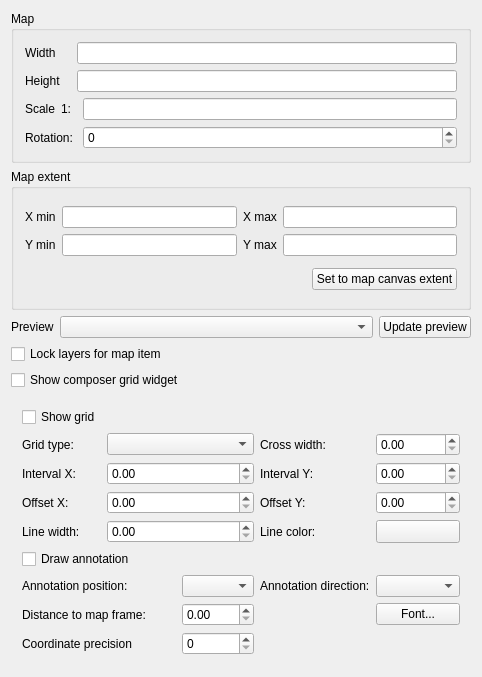
First picture: the form in qgis/src/ui/qgscomposermapwidgetbase.ui, repository sourcepole/qgis, before the edit.
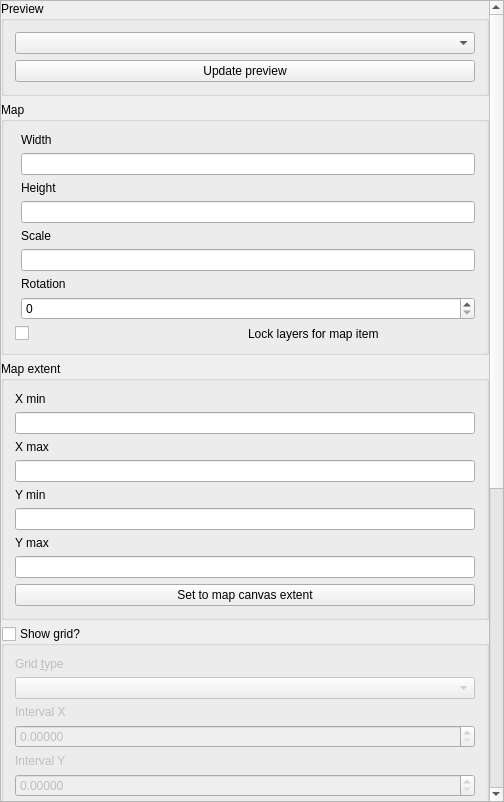
Second picture: the form after the edit. Custom widgets are drawn as their Qt base class.

```diff
--- a/qgis/src/ui/qgscomposermapwidgetbase.ui
+++ b/qgis/src/ui/qgscomposermapwidgetbase.ui
@@ -6,8 +6,8 @@
    <rect>
     <x>0</x>
     <y>0</y>
-    <width>482</width>
-    <height>677</height>
+    <width>504</width>
+    <height>802</height>
    </rect>
   </property>
   <property name="sizePolicy">
@@ -19,14 +19,61 @@
   <property name="windowTitle">
    <string>Map options</string>
   </property>
-  <layout class="QGridLayout" name="gridLayout_3">
+  <layout class="QGridLayout" name="gridLayout_5">
+   <property name="margin">
+    <number>0</number>
+   </property>
    <item row="0" column="0">
+    <widget class="QScrollArea" name="scrollArea">
+     <property name="widgetResizable">
+      <bool>true</bool>
+     </property>
+     <widget class="QWidget" name="scrollAreaWidgetContents">
+      <property name="geometry">
+       <rect>
+        <x>0</x>
+        <y>0</y>
+        <width>481</width>
+        <height>1482</height>
+       </rect>
+      </property>
+      <layout class="QGridLayout" name="gridLayout">
+       <property name="margin">
+        <number>0</number>
+       </property>
+       <item row="0" column="0">
+        <widget class="QGroupBox" name="groupBox">
+         <property name="title">
+          <string>Preview</string>
+         </property>
+         <layout class="QGridLayout" name="gridLayout_4">
+          <item row="0" column="0">
+           <widget class="QComboBox" name="mPreviewModeComboBox">
+            <property name="sizePolicy">
+             <sizepolicy hsizetype="Expanding" vsizetype="Fixed">
+              <horstretch>0</horstretch>
+              <verstretch>0</verstretch>
+             </sizepolicy>
+            </property>
+           </widget>
+          </item>
+          <item row="1" column="0">
+           <widget class="QPushButton" name="mUpdatePreviewButton">
+            <property name="text">
+             <string>Update preview</string>
+            </property>
+           </widget>
+          </item>
+         </layout>
+        </widget>
+       </item>
+       <item row="1" column="0">
     <widget class="QGroupBox" name="mMapGroupBox">
      <property name="title">
       <string>Map</string>
      </property>
      <layout class="QGridLayout" name="gridLayout_2">
-      <item row="0" column="0">
+          <item row="0" column="1">
        <widget class="QLabel" name="textLabel1">
         <property name="text">
          <string>Width</string>
@@ -39,22 +86,26 @@
         </property>
        </widget>
       </item>
-      <item row="0" column="1" colspan="2">
+          <item row="1" column="1">
        <widget class="QLineEdit" name="mWidthLineEdit"/>
       </item>
-      <item row="1" column="0">
+          <item row="2" column="1">
        <widget class="QLabel" name="label_3">
         <property name="text">
          <string>Height</string>
         </property>
-       </widget>
-      </item>
-      <item row="1" column="1" colspan="2">
+            <property name="wordWrap">
+             <bool>true</bool>
+            </property>
+            <property name="buddy">
+             <cstring>mHeightLineEdit</cstring>
+            </property>
+           </widget>
+          </item>
+          <item row="3" column="1">
        <widget class="QLineEdit" name="mHeightLineEdit"/>
       </item>
-      <item row="2" column="0">
-       <layout class="QHBoxLayout" name="horizontalLayout">
-        <item>
+          <item row="4" column="1">
          <widget class="QLabel" name="label_2">
           <property name="sizePolicy">
            <sizepolicy hsizetype="Preferred" vsizetype="Preferred">
@@ -68,52 +119,68 @@
           <property name="wordWrap">
            <bool>true</bool>
           </property>
-         </widget>
-        </item>
-        <item>
-         <widget class="QLabel" name="label">
-          <property name="text">
-           <string>1:</string>
+            <property name="buddy">
+             <cstring>mScaleLineEdit</cstring>
           </property>
          </widget>
         </item>
-       </layout>
-      </item>
-      <item row="2" column="2">
+          <item row="5" column="1">
        <widget class="QLineEdit" name="mScaleLineEdit">
         <property name="inputMask">
          <string/>
         </property>
        </widget>
       </item>
-      <item row="3" column="0" colspan="2">
+          <item row="6" column="1">
        <widget class="QLabel" name="mRotationLabel">
         <property name="text">
-         <string>Rotation:</string>
+             <string>Rotation</string>
+            </property>
+            <property name="wordWrap">
+             <bool>true</bool>
+            </property>
+            <property name="buddy">
+             <cstring>mRotationSpinBox</cstring>
         </property>
        </widget>
       </item>
-      <item row="3" column="2">
+          <item row="7" column="1">
        <widget class="QSpinBox" name="mRotationSpinBox">
         <property name="maximum">
          <number>359</number>
         </property>
        </widget>
       </item>
-     </layout>
-    </widget>
-   </item>
-   <item row="1" column="0">
+          <item row="8" column="0" rowspan="2" colspan="2">
+           <layout class="QHBoxLayout" name="horizontalLayout_2">
+            <item>
+             <widget class="QCheckBox" name="mKeepLayerListCheckBox">
+              <property name="text">
+               <string/>
+              </property>
+             </widget>
+            </item>
+            <item>
+             <widget class="QLabel" name="label">
+              <property name="text">
+               <string>Lock layers for map item</string>
+              </property>
+              <property name="wordWrap">
+               <bool>true</bool>
+              </property>
+             </widget>
+            </item>
+           </layout>
+          </item>
+         </layout>
+        </widget>
+       </item>
+       <item row="2" column="0">
     <widget class="QGroupBox" name="mMapExtentGroupBox">
      <property name="title">
       <string>Map extent</string>
      </property>
-     <layout class="QVBoxLayout" name="verticalLayout">
-      <item>
-       <layout class="QGridLayout" name="gridLayout_4">
-        <item row="0" column="1">
-         <widget class="QLineEdit" name="mXMinLineEdit"/>
-        </item>
+         <layout class="QGridLayout" name="gridLayout_3">
         <item row="0" column="0">
          <widget class="QLabel" name="mXMinLabel">
           <property name="enabled">
@@ -122,68 +189,66 @@
           <property name="text">
            <string>X min</string>
           </property>
+            <property name="wordWrap">
+             <bool>true</bool>
+            </property>
           <property name="buddy">
            <cstring>mXMinLineEdit</cstring>
           </property>
          </widget>
         </item>
-        <item row="1" column="1">
-         <widget class="QLineEdit" name="mYMinLineEdit"/>
-        </item>
         <item row="1" column="0">
-         <widget class="QLabel" name="mYMinLabel">
-          <property name="text">
-           <string>Y min</string>
-          </property>
-          <property name="buddy">
-           <cstring>mYMinLineEdit</cstring>
-          </property>
-         </widget>
-        </item>
-        <item row="0" column="3">
-         <widget class="QLineEdit" name="mXMaxLineEdit"/>
-        </item>
-        <item row="1" column="3">
-         <widget class="QLineEdit" name="mYMaxLineEdit"/>
-        </item>
-        <item row="0" column="2">
+           <widget class="QLineEdit" name="mXMinLineEdit"/>
+          </item>
+          <item row="2" column="0">
          <widget class="QLabel" name="mXMaxLabel">
           <property name="text">
            <string>X max</string>
           </property>
+            <property name="wordWrap">
+             <bool>true</bool>
+            </property>
           <property name="buddy">
            <cstring>mXMaxLineEdit</cstring>
           </property>
          </widget>
         </item>
-        <item row="1" column="2">
+          <item row="3" column="0">
+           <widget class="QLineEdit" name="mXMaxLineEdit"/>
+          </item>
+          <item row="4" column="0">
+           <widget class="QLabel" name="mYMinLabel">
+            <property name="text">
+             <string>Y min</string>
+            </property>
+            <property name="wordWrap">
+             <bool>true</bool>
+            </property>
+            <property name="buddy">
+             <cstring>mYMinLineEdit</cstring>
+            </property>
+           </widget>
+          </item>
+          <item row="5" column="0">
+           <widget class="QLineEdit" name="mYMinLineEdit"/>
+          </item>
+          <item row="6" column="0">
          <widget class="QLabel" name="mYMaxLabel">
           <property name="text">
            <string>Y max</string>
           </property>
+            <property name="wordWrap">
+             <bool>true</bool>
+            </property>
           <property name="buddy">
            <cstring>mYMaxLineEdit</cstring>
           </property>
          </widget>
         </item>
-       </layout>
-      </item>
-      <item>
-       <layout class="QHBoxLayout" name="horizontalLayout_5">
-        <item>
-         <spacer>
-          <property name="orientation">
-           <enum>Qt::Horizontal</enum>
-          </property>
-          <property name="sizeHint" stdset="0">
-           <size>
-            <width>311</width>
-            <height>20</height>
-           </size>
-          </property>
-         </spacer>
-        </item>
-        <item>
+          <item row="7" column="0">
+           <widget class="QLineEdit" name="mYMaxLineEdit"/>
+          </item>
+          <item row="8" column="0">
          <widget class="QPushButton" name="mSetToMapCanvasExtentButton">
           <property name="sizePolicy">
            <sizepolicy hsizetype="Minimum" vsizetype="Fixed">
@@ -197,232 +262,280 @@
          </widget>
         </item>
        </layout>
-      </item>
-     </layout>
-    </widget>
-   </item>
-   <item row="2" column="0">
-    <layout class="QHBoxLayout" name="horizontalLayout_2">
-     <item>
-      <widget class="QLabel" name="mPreviewModeLabel">
-       <property name="text">
-        <string>Preview</string>
-       </property>
-       <property name="wordWrap">
-        <bool>true</bool>
-       </property>
-       <property name="buddy">
-        <cstring>mPreviewModeComboBox</cstring>
-       </property>
-      </widget>
-     </item>
-     <item>
-      <widget class="QComboBox" name="mPreviewModeComboBox">
-       <property name="sizePolicy">
-        <sizepolicy hsizetype="Expanding" vsizetype="Fixed">
-         <horstretch>0</horstretch>
-         <verstretch>0</verstretch>
-        </sizepolicy>
-       </property>
-      </widget>
-     </item>
-     <item>
-      <widget class="QPushButton" name="mUpdatePreviewButton">
-       <property name="text">
-        <string>Update preview</string>
-       </property>
-      </widget>
-     </item>
-    </layout>
-   </item>
+        </widget>
+       </item>
    <item row="3" column="0">
-    <widget class="QCheckBox" name="mKeepLayerListCheckBox">
-     <property name="text">
-      <string>Lock layers for map item</string>
-     </property>
-    </widget>
-   </item>
-   <item row="4" column="0">
-    <widget class="QCheckBox" name="mShowGridDialogCheckBox">
-     <property name="text">
-      <string>Show composer grid widget</string>
-     </property>
-    </widget>
-   </item>
-   <item row="5" column="0">
-    <widget class="QWidget" name="mGridWidget" native="true">
-     <layout class="QGridLayout" name="gridLayout">
+        <widget class="QGroupBox" name="mGridCheckBox">
+         <property name="title">
+          <string>Show grid?</string>
+         </property>
+         <property name="checkable">
+          <bool>true</bool>
+         </property>
+         <property name="checked">
+          <bool>false</bool>
+         </property>
+         <layout class="QGridLayout" name="gridLayout_6">
       <item row="0" column="0">
-       <widget class="QCheckBox" name="mGridCheckBox">
-        <property name="text">
-         <string>Show grid</string>
-        </property>
-       </widget>
-      </item>
-      <item row="1" column="0">
        <widget class="QLabel" name="mGridTypeLabel">
         <property name="text">
-         <string>Grid type:</string>
+             <string>Grid &amp;type</string>
+            </property>
+            <property name="wordWrap">
+             <bool>true</bool>
+            </property>
+            <property name="buddy">
+             <cstring>mGridTypeComboBox</cstring>
         </property>
        </widget>
       </item>
-      <item row="1" column="1" colspan="2">
+          <item row="1" column="0">
        <widget class="QComboBox" name="mGridTypeComboBox"/>
       </item>
-      <item row="1" column="3">
-       <widget class="QLabel" name="mCrossWidthLabel">
-        <property name="text">
-         <string>Cross width:</string>
-        </property>
-       </widget>
-      </item>
-      <item row="1" column="4">
-       <widget class="QDoubleSpinBox" name="mCrossWidthSpinBox"/>
-      </item>
       <item row="2" column="0">
        <widget class="QLabel" name="mIntervalXLabel">
         <property name="text">
-         <string>Interval X:</string>
+             <string>Interval X</string>
+            </property>
+            <property name="wordWrap">
+             <bool>true</bool>
+            </property>
+            <property name="buddy">
+             <cstring>mIntervalXSpinBox</cstring>
         </property>
        </widget>
       </item>
-      <item row="2" column="1" colspan="2">
+          <item row="3" column="0">
        <widget class="QDoubleSpinBox" name="mIntervalXSpinBox">
+            <property name="decimals">
+             <number>5</number>
+            </property>
         <property name="maximum">
          <double>999999.000000000000000</double>
         </property>
        </widget>
       </item>
-      <item row="2" column="3">
-       <widget class="QLabel" name="mIntervalYLabel">
-        <property name="text">
-         <string>Interval Y:</string>
-        </property>
-       </widget>
-      </item>
-      <item row="2" column="4">
-       <widget class="QDoubleSpinBox" name="mIntervalYSpinBox">
-        <property name="maximum">
-         <double>9999999.000000000000000</double>
-        </property>
-       </widget>
-      </item>
-      <item row="3" column="0">
+          <item row="7" column="0">
        <widget class="QLabel" name="mOffsetXLabel">
         <property name="text">
-         <string>Offset X:</string>
+             <string>Offset X</string>
+            </property>
+            <property name="wordWrap">
+             <bool>true</bool>
+            </property>
+            <property name="buddy">
+             <cstring>mOffsetXSpinBox</cstring>
         </property>
        </widget>
       </item>
-      <item row="3" column="1" colspan="2">
+          <item row="8" column="0">
        <widget class="QDoubleSpinBox" name="mOffsetXSpinBox">
-        <property name="maximum">
-         <double>9999999.000000000000000</double>
-        </property>
-       </widget>
-      </item>
-      <item row="3" column="3">
-       <widget class="QLabel" name="mOffsetYLabel">
-        <property name="text">
-         <string>Offset Y:</string>
-        </property>
-       </widget>
-      </item>
-      <item row="3" column="4">
-       <widget class="QDoubleSpinBox" name="mOffsetYSpinBox">
+            <property name="decimals">
+             <number>5</number>
+            </property>
         <property name="maximum">
          <double>9999999.000000000000000</double>
         </property>
        </widget>
       </item>
-      <item row="4" column="0">
+          <item row="17" column="0">
        <widget class="QLabel" name="mLineWidthLabel">
         <property name="text">
-         <string>Line width:</string>
-        </property>
-       </widget>
-      </item>
-      <item row="4" column="1" colspan="2">
-       <widget class="QDoubleSpinBox" name="mLineWidthSpinBox"/>
-      </item>
-      <item row="4" column="3">
-       <widget class="QLabel" name="mLineColorLabel">
-        <property name="text">
-         <string>Line color:</string>
-        </property>
-       </widget>
-      </item>
-      <item row="4" column="4">
-       <widget class="QgsColorButton" name="mLineColorButton">
-        <property name="sizePolicy">
-         <sizepolicy hsizetype="Preferred" vsizetype="Preferred">
-          <horstretch>0</horstretch>
-          <verstretch>0</verstretch>
-         </sizepolicy>
-        </property>
-        <property name="text">
-         <string/>
-        </property>
-       </widget>
-      </item>
-      <item row="5" column="0" colspan="2">
+             <string>Line width</string>
+            </property>
+            <property name="wordWrap">
+             <bool>true</bool>
+            </property>
+            <property name="buddy">
+             <cstring>mLineWidthSpinBox</cstring>
+            </property>
+           </widget>
+          </item>
+          <item row="18" column="0">
+           <widget class="QDoubleSpinBox" name="mLineWidthSpinBox">
+            <property name="decimals">
+             <number>5</number>
+            </property>
+           </widget>
+          </item>
+          <item row="19" column="0">
        <widget class="QCheckBox" name="mDrawAnnotationCheckBox">
         <property name="text">
          <string>Draw annotation</string>
         </property>
        </widget>
       </item>
-      <item row="6" column="0" colspan="2">
+          <item row="20" column="0">
        <widget class="QLabel" name="mAnnotationPositionLabel">
         <property name="text">
-         <string>Annotation position:</string>
+             <string>Annotation position</string>
+            </property>
+            <property name="wordWrap">
+             <bool>true</bool>
+            </property>
+            <property name="buddy">
+             <cstring>mAnnotationPositionComboBox</cstring>
         </property>
        </widget>
       </item>
-      <item row="6" column="2">
+          <item row="21" column="0">
        <widget class="QComboBox" name="mAnnotationPositionComboBox"/>
       </item>
-      <item row="6" column="3">
+          <item row="22" column="0">
        <widget class="QLabel" name="mAnnotationDirectionLabel">
         <property name="frameShape">
          <enum>QFrame::NoFrame</enum>
         </property>
         <property name="text">
-         <string>Annotation direction:</string>
+             <string>Annotation direction</string>
+            </property>
+            <property name="wordWrap">
+             <bool>true</bool>
+            </property>
+            <property name="buddy">
+             <cstring>mAnnotationDirectionComboBox</cstring>
         </property>
        </widget>
       </item>
-      <item row="6" column="4">
+          <item row="23" column="0">
        <widget class="QComboBox" name="mAnnotationDirectionComboBox"/>
       </item>
-      <item row="7" column="0" colspan="2">
-       <widget class="QLabel" name="mDistanceToFrameLabel">
+          <item row="30" column="0">
+           <widget class="QLabel" name="mLineColorLabel">
         <property name="text">
-         <string>Distance to map frame:</string>
-        </property>
-       </widget>
-      </item>
-      <item row="7" column="2">
-       <widget class="QDoubleSpinBox" name="mDistanceToMapFrameSpinBox"/>
-      </item>
-      <item row="7" column="4">
+             <string>Line color</string>
+            </property>
+            <property name="wordWrap">
+             <bool>true</bool>
+            </property>
+            <property name="buddy">
+             <cstring>mLineColorButton</cstring>
+            </property>
+           </widget>
+          </item>
+          <item row="31" column="0">
+           <widget class="QgsColorButton" name="mLineColorButton">
+            <property name="sizePolicy">
+             <sizepolicy hsizetype="Preferred" vsizetype="Preferred">
+              <horstretch>0</horstretch>
+              <verstretch>0</verstretch>
+             </sizepolicy>
+            </property>
+            <property name="text">
+             <string/>
+            </property>
+           </widget>
+          </item>
+          <item row="32" column="0">
        <widget class="QPushButton" name="mAnnotationFontButton">
         <property name="text">
          <string>Font...</string>
         </property>
        </widget>
       </item>
-      <item row="8" column="0" colspan="2">
+          <item row="33" column="0">
+           <widget class="QLabel" name="mDistanceToFrameLabel">
+            <property name="text">
+             <string>Distance to map frame</string>
+            </property>
+            <property name="wordWrap">
+             <bool>true</bool>
+            </property>
+            <property name="buddy">
+             <cstring>mDistanceToMapFrameSpinBox</cstring>
+            </property>
+           </widget>
+          </item>
+          <item row="34" column="0">
+           <widget class="QDoubleSpinBox" name="mDistanceToMapFrameSpinBox"/>
+          </item>
+          <item row="35" column="0">
        <widget class="QLabel" name="mCoordinatePrecisionLabel">
         <property name="text">
          <string>Coordinate precision</string>
         </property>
-       </widget>
-      </item>
-      <item row="8" column="2">
+            <property name="wordWrap">
+             <bool>true</bool>
+            </property>
+            <property name="buddy">
+             <cstring>mCoordinatePrecisionSpinBox</cstring>
+            </property>
+           </widget>
+          </item>
+          <item row="36" column="0">
        <widget class="QSpinBox" name="mCoordinatePrecisionSpinBox"/>
       </item>
-     </layout>
+          <item row="15" column="0">
+           <widget class="QDoubleSpinBox" name="mCrossWidthSpinBox">
+            <property name="decimals">
+             <number>5</number>
+            </property>
+           </widget>
+          </item>
+          <item row="11" column="0">
+           <widget class="QDoubleSpinBox" name="mOffsetYSpinBox">
+            <property name="decimals">
+             <number>5</number>
+            </property>
+            <property name="maximum">
+             <double>9999999.000000000000000</double>
+            </property>
+           </widget>
+          </item>
+          <item row="4" column="0">
+           <widget class="QLabel" name="mIntervalYLabel">
+            <property name="text">
+             <string>Interval Y</string>
+            </property>
+            <property name="wordWrap">
+             <bool>true</bool>
+            </property>
+            <property name="buddy">
+             <cstring>mIntervalYSpinBox</cstring>
+            </property>
+           </widget>
+          </item>
+          <item row="6" column="0">
+           <widget class="QDoubleSpinBox" name="mIntervalYSpinBox">
+            <property name="decimals">
+             <number>5</number>
+            </property>
+            <property name="maximum">
+             <double>9999999.000000000000000</double>
+            </property>
+           </widget>
+          </item>
+          <item row="9" column="0">
+           <widget class="QLabel" name="mOffsetYLabel">
+            <property name="text">
+             <string>Offset Y</string>
+            </property>
+            <property name="wordWrap">
+             <bool>true</bool>
+            </property>
+            <property name="buddy">
+             <cstring>mOffsetYSpinBox</cstring>
+            </property>
+           </widget>
+          </item>
+          <item row="14" column="0">
+           <widget class="QLabel" name="mCrossWidthLabel">
+            <property name="text">
+             <string>Cross width</string>
+            </property>
+            <property name="wordWrap">
+             <bool>true</bool>
+            </property>
+            <property name="buddy">
+             <cstring>mCrossWidthSpinBox</cstring>
+            </property>
+           </widget>
+          </item>
+         </layout>
+        </widget>
+       </item>
+      </layout>
+     </widget>
     </widget>
    </item>
   </layout>
```
Left out of the diff: 27 changed lines with no effect on the pictures. Lines whose indentation alone changed are shown as unchanged.
